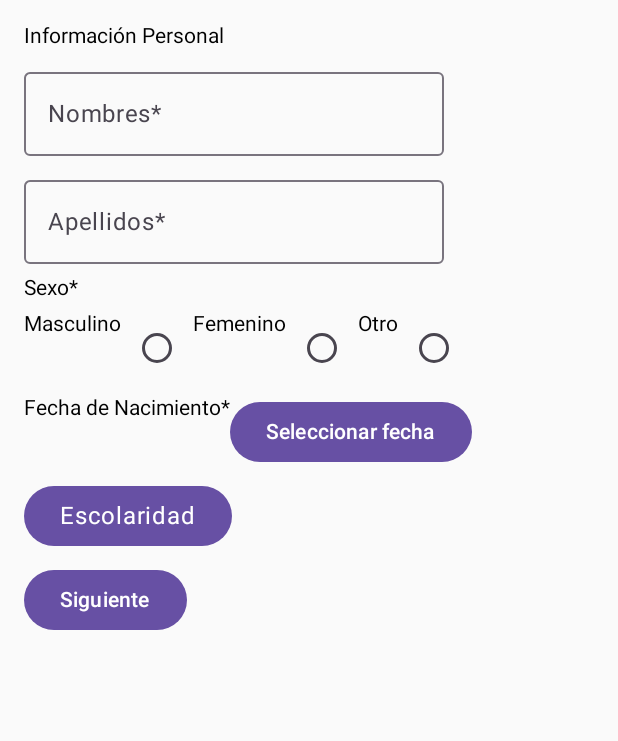
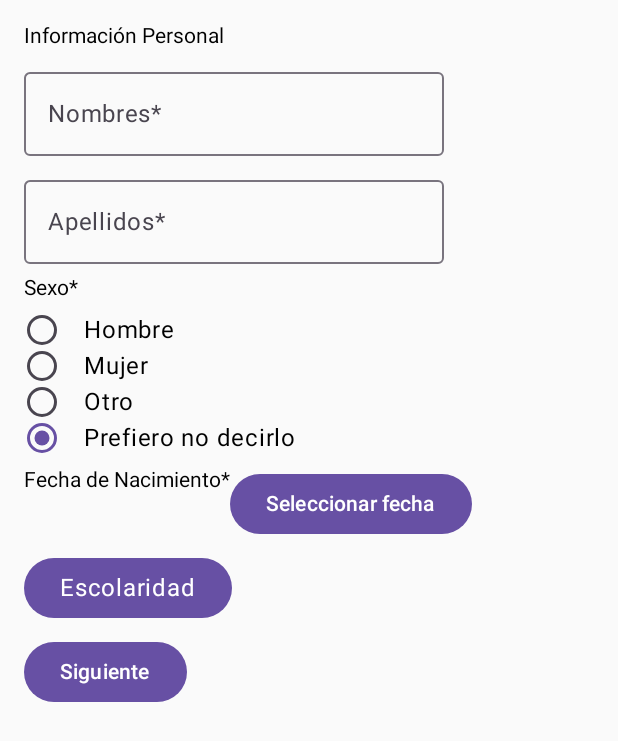
Before and after one commit to restrepotorres/-LabsCM20251Gr03, an Android app built with Jetpack Compose: the screen it shows after launch (PersonalDataActivity), on a phone screen of 412 x 824 dp. Shown: the top 741 px of the screen. Run offline under Robolectric (Android 15) with nearby library versions, the phone set to English and light mode, and no system bars.

Commit message:
refactor radio buttons

```diff
--- a/app/src/main/java/com/co/labscm20251_gr03/PersonalDataActivity.kt
+++ b/app/src/main/java/com/co/labscm20251_gr03/PersonalDataActivity.kt
@@ -1,5 +1,6 @@
 package com.co.labscm20251_gr03
 
+import android.R.attr.text
 import android.app.DatePickerDialog
 import android.icu.text.DisplayOptions.Capitalization
 import android.os.Bundle
@@ -12,8 +13,11 @@ import androidx.compose.foundation.layout.Column
 import androidx.compose.foundation.layout.Row
 import androidx.compose.foundation.layout.Spacer
 import androidx.compose.foundation.layout.fillMaxSize
+import androidx.compose.foundation.layout.fillMaxWidth
 import androidx.compose.foundation.layout.padding
 import androidx.compose.foundation.layout.width
+import androidx.compose.foundation.selection.selectable
+import androidx.compose.foundation.selection.selectableGroup
 import androidx.compose.foundation.text.KeyboardOptions
 import androidx.compose.material3.Button
 import androidx.compose.material3.DropdownMenu
@@ -33,6 +37,7 @@ import androidx.compose.runtime.saveable.rememberSaveable
 import androidx.compose.runtime.setValue
 import androidx.compose.ui.Modifier
 import androidx.compose.ui.platform.LocalContext
+import androidx.compose.ui.semantics.Role
 import androidx.compose.ui.text.input.ImeAction
 import androidx.compose.ui.text.input.KeyboardCapitalization
 import androidx.compose.ui.text.input.KeyboardType
@@ -65,16 +70,15 @@ fun Greeting(name: String, modifier: Modifier = Modifier) {
 
 @Composable
 fun Formulario() {
-    var nombres: String
     var nombre by rememberSaveable { mutableStateOf("")}
     var apellidos by rememberSaveable { mutableStateOf("")}
-    var sexo by rememberSaveable { mutableStateOf("")}
+
     var fechaNacimiento by rememberSaveable { mutableStateOf("Seleccionar fecha") }
     var escolaridad by rememberSaveable {mutableStateOf("")}
     val opcionesEscolaridad = listOf("Primaria", "Secundaria", "Universitaria", "Otro")
     var expanded by rememberSaveable { mutableStateOf(false) }
-
-
+    val opcionesDeSexo = listOf("Hombre","Mujer","Otro","Prefiero no decirlo")
+    val (sexoElegido, onOptionSelected) = rememberSaveable { mutableStateOf(opcionesDeSexo[3]) }
 
     val datePickerDialog = DatePickerDialog(
         LocalContext.current,
@@ -116,33 +120,35 @@ fun Formulario() {
         )
 
         Text(text = "Sexo*")
-        Row {
-            Text("Masculino")
-            RadioButton(
-                selected = sexo == "Masculino",
-                onClick = { sexo = "Masculino" }
+
+        Column (modifier = Modifier.selectableGroup()){
+            opcionesDeSexo.forEach { opcion -> Row (Modifier.selectable(
+                selected = (opcion == sexoElegido),
+                onClick = { onOptionSelected(opcion) },
+                role = Role.RadioButton
             )
-            Text("Femenino")
-            RadioButton(
-                selected = (sexo == "Femenino"),
-                onClick = { sexo = "Femenino" }
-            )
-            Text("Otro")
-            RadioButton(
-                selected = (sexo == "Otro"),
-                onClick = { sexo = "Otro" }
-            )
+            ){
+                RadioButton(
+                    selected = (opcion == sexoElegido),
+                    onClick = null
+                )
 
+                Text(
+                    text = opcion,
+                    style = MaterialTheme.typography.bodyLarge,
+                    modifier = Modifier.padding(start = 16.dp)
+                )
+
+
+            } }
         }
+
         Row{
             Text(text = "Fecha de Nacimiento*")
             Button(onClick = { datePickerDialog.show() }) {
                 Text(fechaNacimiento)
             }
         }
-
-
-
 
         var expanded by remember { mutableStateOf(false) }
         Box {
```
